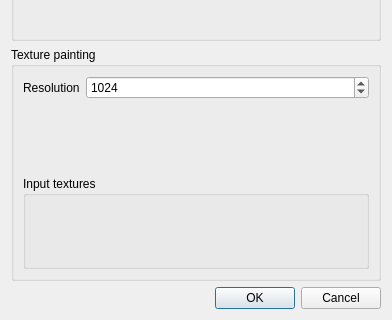
First picture: the form in editor/dlg_meshgen.ui, repository Easimer/trigen, before the edit; both pictures show x 0 to 392 and y 205 to 525 of the 392 by 525 pixel window.
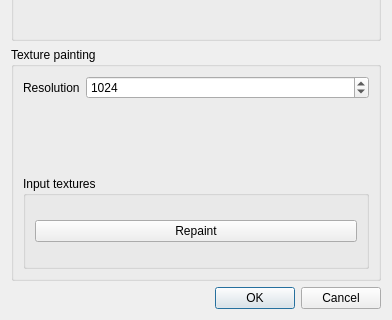
Second picture: the form after the edit.

Commit message: editor: meshgen rendering, abstract base class

What changed in the file:
```diff
--- a/editor/dlg_meshgen.ui
+++ b/editor/dlg_meshgen.ui
@@ -96,6 +96,13 @@
          <item>
           <layout class="QFormLayout" name="layoutTextures"/>
          </item>
+         <item>
+          <widget class="QPushButton" name="btnRepaint">
+           <property name="text">
+            <string>Repaint</string>
+           </property>
+          </widget>
+         </item>
         </layout>
        </widget>
       </item>
```
Left out of the diff: 2 changed lines with no effect on the pictures. The commit also changes 6 other files.
